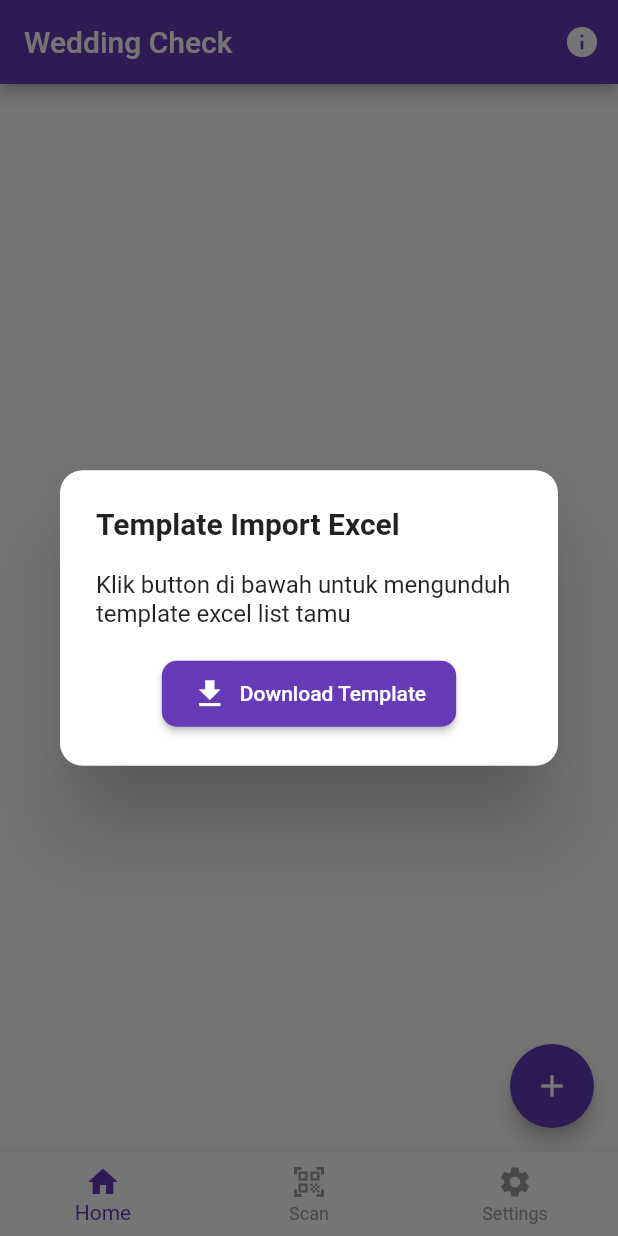
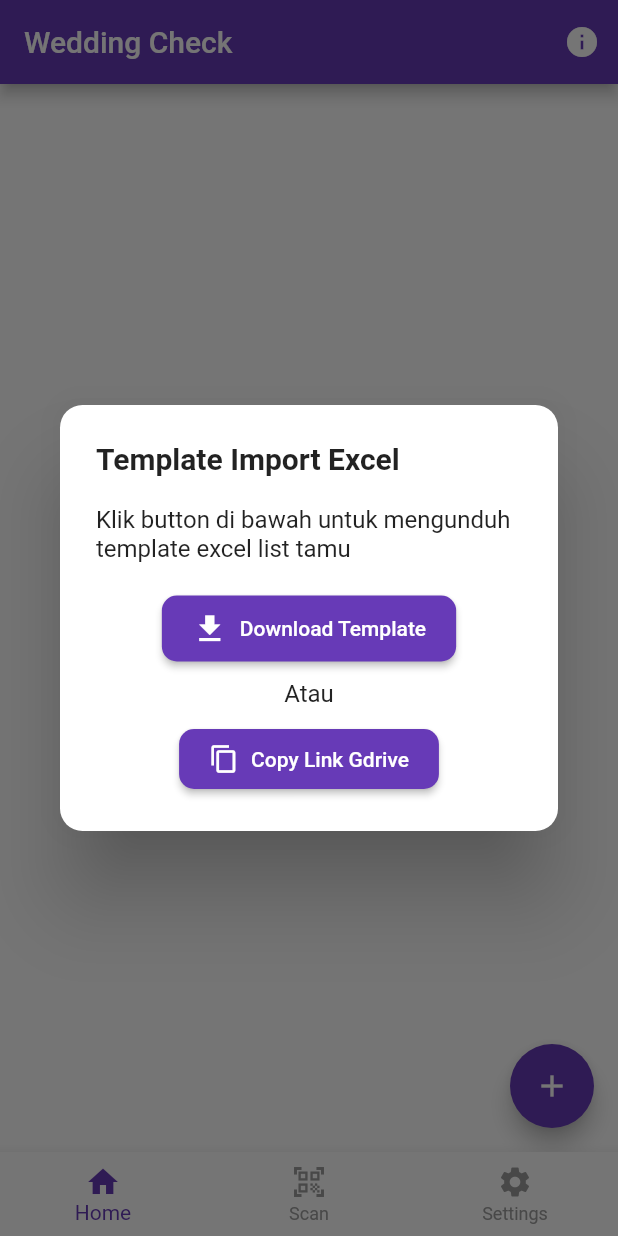
Before and after one commit to arvandha121/WeddingCheck, a Flutter app: the HomePage screen opened directly, after a tap on the "info" icon, on a phone screen of 412 x 824 dp. Run offline on Flutter 3.47's test engine with Material 2 defaults, Android fonts, the phone set to English and light mode, and no system bars; our stand-ins replace file_picker, font_awesome_flutter, get, google_fonts, image_gallery_saver, permission_handler and 5 more; missing offline and left inert: excel, qr_code_scanner; accounts and stored records are empty.

Commit message:
tambah elevatedbutton copy link gdrive

```diff
--- a/lib/views/other/appbar/appbar.dart
+++ b/lib/views/other/appbar/appbar.dart
@@ -3,6 +3,7 @@ import 'package:get/get.dart';
 import 'package:provider/provider.dart';
 import 'package:url_launcher/url_launcher.dart';
 import 'package:weddingcheck/app/provider/provider.dart';
+import 'package:flutter/services.dart'; // Import this for Clipboard
 
 class MyAppBar extends StatelessWidget implements PreferredSizeWidget {
   MyAppBar({Key? key}) : super(key: key);
@@ -13,6 +14,16 @@ class MyAppBar extends StatelessWidget implements PreferredSizeWidget {
     if (!await launchUrl(url)) {
       throw 'Could not launch $url';
     }
+  }
+
+  Future<void> _copyUrl(BuildContext context) async {
+    await Clipboard.setData(ClipboardData(text: url.toString()));
+    ScaffoldMessenger.of(context).showSnackBar(
+      SnackBar(
+        content: Text('Link berhasil tersalin'),
+        duration: Duration(seconds: 2),
+      ),
+    );
   }
 
   @override
@@ -67,6 +78,27 @@ class MyAppBar extends StatelessWidget implements PreferredSizeWidget {
                           _launchUrl();
                         },
                       ),
+                      SizedBox(height: 10), // Add some space between buttons
+                      Text("Atau"),
+                      SizedBox(height: 10), // Add some space between buttons
+                      ElevatedButton.icon(
+                        icon: Icon(Icons.copy, color: Colors.white, size: 20),
+                        label: Text('Copy Link Gdrive'),
+                        style: ElevatedButton.styleFrom(
+                          primary: Colors.deepPurple,
+                          onPrimary: Colors.white,
+                          shape: RoundedRectangleBorder(
+                            borderRadius: BorderRadius.circular(10),
+                          ),
+                          padding: EdgeInsets.symmetric(
+                            horizontal: 20,
+                            vertical: 10,
+                          ),
+                        ),
+                        onPressed: () async {
+                          _copyUrl(context);
+                        },
+                      ),
                     ],
                   ),
                 );
```
